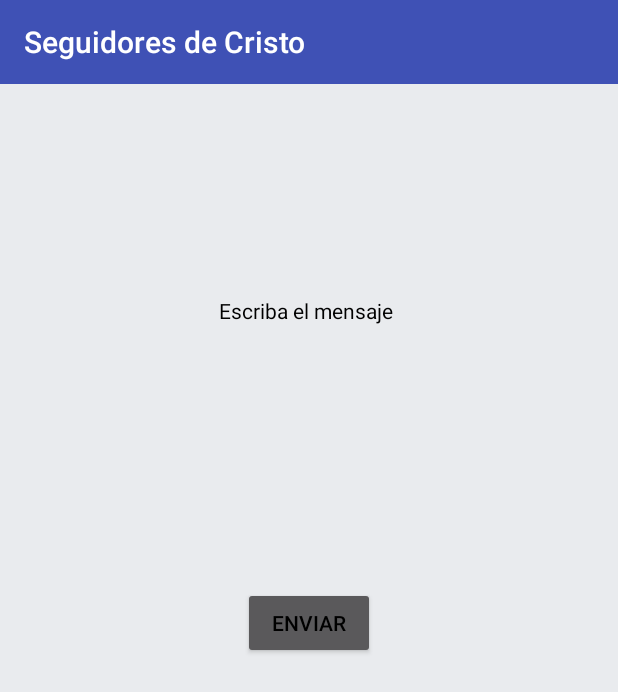
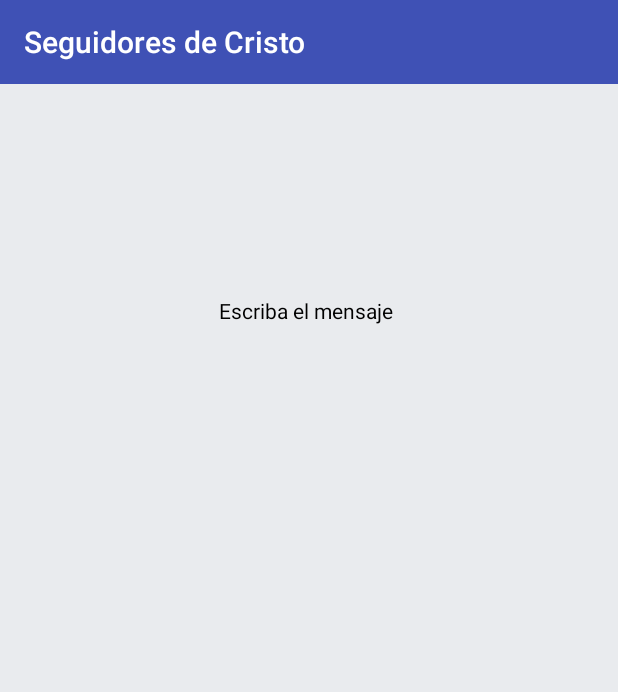
Before and after one commit to chaqui/SDC2, an Android app: the screen it shows after launch (Principal), on a phone screen of 412 x 824 dp. Shown: the top 692 px of the screen. Run offline under Robolectric (Android 15) with nearby library versions, the phone set to English and light mode, and no system bars; our stand-ins replace ButterKnife, Firebase (no records; nobody signed in at launch, a user with empty details on screens opened directly); libraries missing offline, so code that uses them is left out: com.facebook, com.facebook.appevents, com.mikepenz.materialdrawer; 5 statements that could not run were skipped.

```diff
--- a/app/build.gradle
+++ b/app/build.gradle
@@ -38,5 +38,6 @@ dependencies {
     compile 'com.android.support:support-v4:23.4.0'
     compile 'com.getbase:floatingactionbutton:1.10.1'
     compile 'com.jakewharton:butterknife:8.0.1'
+    compile 'com.facebook.android:facebook-android-sdk:[4,5)'
 }
 apply plugin: 'com.google.gms.google-services'
--- a/app/src/main/AndroidManifest.xml
+++ b/app/src/main/AndroidManifest.xml
@@ -3,12 +3,14 @@
     package="com.seguidoresdecristo.sdc">
 
     <application
+        android:name=".SDC2app"
         android:allowBackup="true"
         android:icon="@mipmap/ic_launcher"
         android:label="@string/app_name"
         android:supportsRtl="true"
         android:theme="@style/AppTheme">
         <uses-permission android:name="android.permission.INTERNET" />
+        <meta-data android:name="com.facebook.sdk.ApplicationId" android:value="@string/facebook_app_id"/>
         <activity android:name=".Start">
             <intent-filter>
                 <action android:name="android.intent.action.MAIN" />
--- a/app/src/main/java/com/seguidoresdecristo/sdc/Fragments/crearMensaje.java
+++ b/app/src/main/java/com/seguidoresdecristo/sdc/Fragments/crearMensaje.java
@@ -34,7 +34,6 @@ public class crearMensaje extends Fragment {
                              Bundle savedInstanceState) {
         // Inflate the layout for this fragment
         View view =inflater.inflate(R.layout.fragment_crear_mensaje, container, false);
-
         txAEnviar = (EditText)  view.findViewById(R.id.txAEnviar);
         enviar = (Button)view.findViewById(R.id.btEnviar);
         enviar.setOnClickListener(new View.OnClickListener(){
--- /dev/null
+++ b/app/src/main/java/com/seguidoresdecristo/sdc/SDC2app.java
@@ -0,0 +1,18 @@
+package com.seguidoresdecristo.sdc;
+
+import android.app.Application;
+
+import com.facebook.FacebookSdk;
+import com.facebook.appevents.AppEventsLogger;
+
+/**
+ * Created by josueChaqui on 26/08/2016.
+ */
+public class SDC2app extends Application {
+    @Override
+    public  void  onCreate(){
+            super.onCreate();
+            FacebookSdk.sdkInitialize(getApplicationContext());
+            AppEventsLogger.activateApp(this);
+    }
+}
--- a/app/src/main/res/layout/fragment_crear_mensaje.xml
+++ b/app/src/main/res/layout/fragment_crear_mensaje.xml
@@ -57,11 +57,6 @@
 
         </LinearLayout>
 
-        <Button
-            android:layout_width="wrap_content"
-            android:layout_height="wrap_content"
-            android:text="Enviar"
-            android:id="@+id/btEnviar"
-            android:layout_gravity="center_horizontal" />
+
     </LinearLayout>
 </FrameLayout>
--- a/app/src/main/res/values/strings.xml
+++ b/app/src/main/res/values/strings.xml
@@ -9,7 +9,7 @@
     <string name="Actividades"> Actividades </string>
     <string name="Mensajes"> Mensajes </string>
     <string name="Configuracion">Configuración</string>
-
+    <string name="facebook_app_id">1242733575761147</string>
     <string-array name="prueba">
 
     </string-array>
```
Also changed, not shown: app/src/main/res/layout/fragment_chat.xml (+31 -0 lines).
